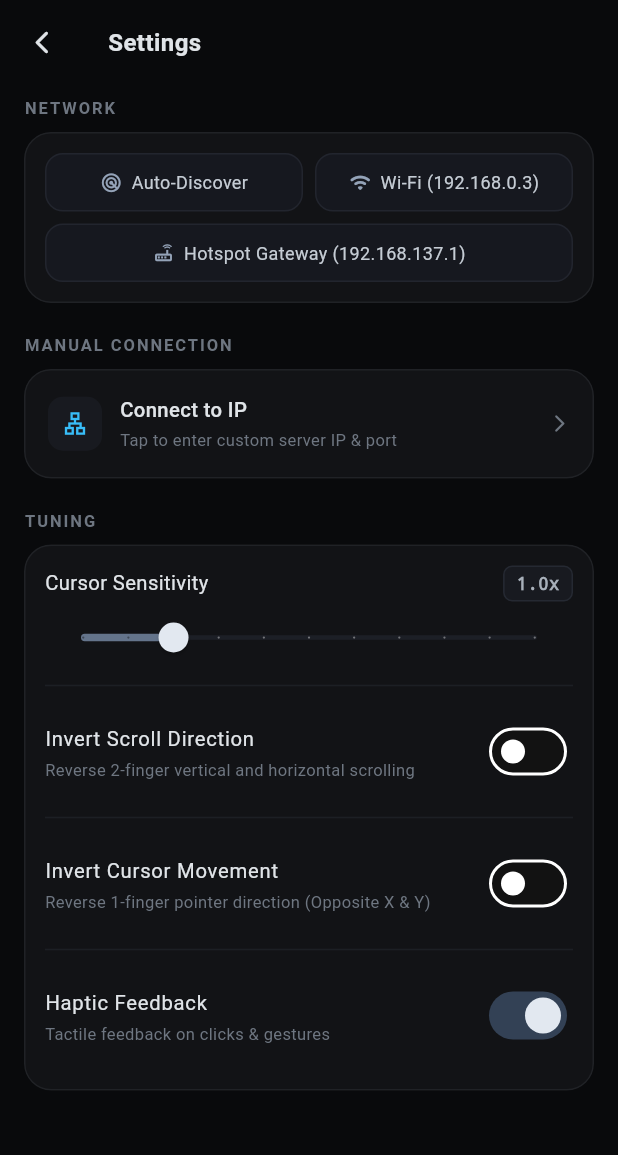
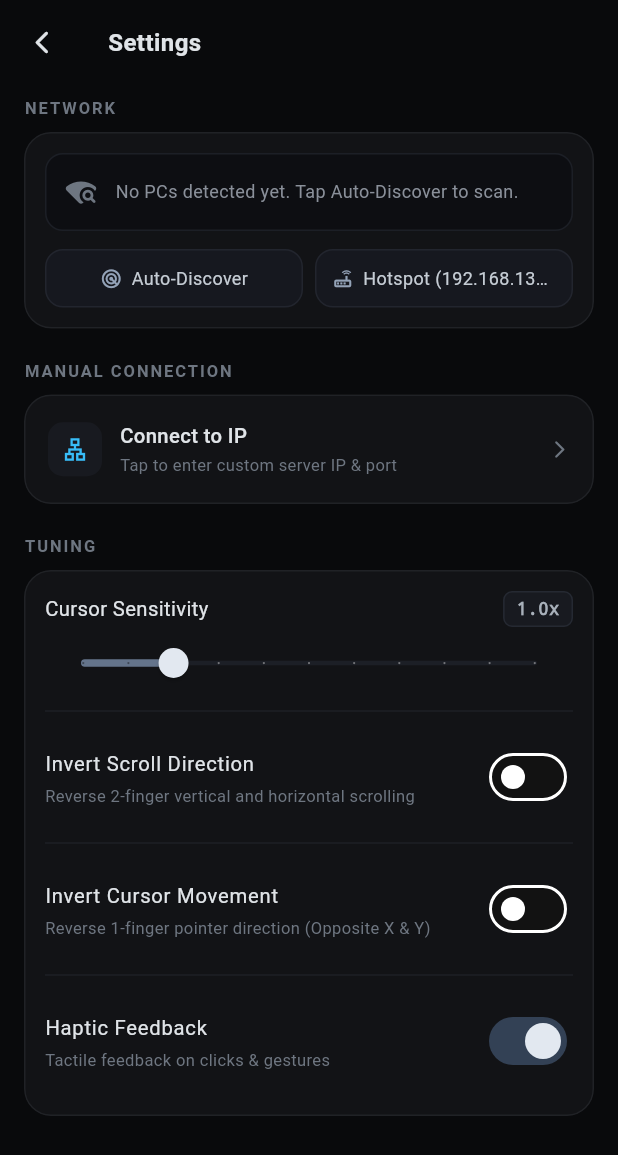
Before and after one commit to abhi963007/Aeropad, a Flutter app: the screen it shows after launch, after a tap on the "settings" icon, on a phone screen of 412 x 824 dp. Shown: the top 1155 px of the screen. Run offline on Flutter 3.47's test engine with Material 3 defaults, Android fonts, the phone set to English and light mode, and no system bars; our stand-ins replace hive_flutter; accounts and stored records are empty.

Commit message:
feat(network): enable dynamic multi-device discovery, broad DHCP scanning, and purge hardcoded test IPs

```diff
--- a/lib/main.dart
+++ b/lib/main.dart
@@ -90,10 +90,13 @@ class NetworkMouseClient {
   Timer? _discoveryTimer;
   final _status = StreamController<NetworkStatus>.broadcast();
   final _pcs = StreamController<List<DiscoveredPc>>.broadcast();
+  final Map<String, DiscoveredPc> _discoveredMap = {};
   DiscoveredPc? _connected;
 
   Stream<NetworkStatus> get statuses => _status.stream;
   Stream<List<DiscoveredPc>> get discoveries => _pcs.stream;
+  List<DiscoveredPc> get discoveredPcs => _discoveredMap.values.toList();
+  DiscoveredPc? get connectedPc => _connected;
 
   Future<void> start() async {
     _socket ??= await RawDatagramSocket.bind(
@@ -121,16 +124,14 @@ class NetworkMouseClient {
     final payload = utf8.encode(jsonEncode({'type': 'AEROPAD_DISCOVERY'}));
     final targets = <String>{
       '255.255.255.255',
-      '192.168.137.1',
+      // Universal gateway defaults:
+      '192.168.137.1',   // Windows Mobile Hotspot default gateway
       '192.168.137.255',
-      '192.168.43.1',
+      '192.168.43.1',    // Android Mobile Hotspot default gateway
       '192.168.43.255',
-      '192.168.0.255',
-      '192.168.0.3',
-      '192.168.1.255',
-      '192.168.29.255',
-      '192.168.31.255',
-      '127.0.0.1',
+      '172.20.10.1',     // iOS Personal Hotspot default gateway
+      '172.20.10.15',
+      '127.0.0.1',       // ADB Port Forward / Local loopback
     };
 
     try {
@@ -145,10 +146,29 @@ class NetworkMouseClient {
           final parts = ip.split('.');
           if (parts.length == 4) {
             final subnet = '${parts[0]}.${parts[1]}.${parts[2]}';
+            final lastOctet = int.tryParse(parts[3]) ?? 0;
+
+            // Broadcast and Router/Gateway
             targets.add('$subnet.255');
             targets.add('$subnet.1');
-            for (var i = 2; i <= 25; i++) {
+
+            // Low IP range (common for static configurations / servers)
+            for (var i = 2; i <= 20; i++) {
               targets.add('$subnet.$i');
+            }
+
+            // High DHCP range (typical for consumer Wi-Fi routers: JioFiber, Airtel, TP-Link, Netgear, D-Link)
+            for (var i = 100; i <= 125; i++) {
+              targets.add('$subnet.$i');
+            }
+
+            // Adjacent IP range around the phone's own assigned IP (±10)
+            if (lastOctet > 1) {
+              final start = (lastOctet - 10).clamp(2, 254);
+              final end = (lastOctet + 10).clamp(2, 254);
+              for (var i = start; i <= end; i++) {
+                targets.add('$subnet.$i');
+              }
             }
           }
         }
@@ -182,8 +202,18 @@ class NetworkMouseClient {
         address: sourceAddress,
         port: (packet['port'] as num?)?.toInt() ?? commandPort,
       );
-      if (_connected?.address != sourceAddress) {
-        _pcs.add([pc]);
+
+      final isNewOrUpdated = !_discoveredMap.containsKey(sourceAddress) ||
+          _discoveredMap[sourceAddress]?.name != pc.name;
+      _discoveredMap[sourceAddress] = pc;
+
+      if (isNewOrUpdated) {
+        _pcs.add(_discoveredMap.values.toList());
+      }
+
+      // Auto-connect to the first discovered PC only if we are currently disconnected.
+      // This prevents connection flapping if multiple PCs run AeroPad on the same network!
+      if (_connected == null) {
         connect(pc);
       }
     } catch (_) {
@@ -201,6 +231,8 @@ class NetworkMouseClient {
 
   Future<void> connectManual(String address, int port) async {
     final pc = DiscoveredPc(name: address, address: address, port: port);
+    _discoveredMap[address] = pc;
+    _pcs.add(_discoveredMap.values.toList());
     await connect(pc);
     send({'type': 'move', 'dx': 0, 'dy': 0});
   }
@@ -755,17 +787,18 @@ class _SettingsPageState extends State<SettingsPage> {
   late final _portController = TextEditingController(
     text: SettingsService.manualPort.toString(),
   );
-  DiscoveredPc? _discovered;
+  List<DiscoveredPc> _discoveredPcs = [];
   StreamSubscription<List<DiscoveredPc>>? _discoverySubscription;
   bool _isScanning = false;
 
   @override
   void initState() {
     super.initState();
+    _discoveredPcs = widget.network.discoveredPcs;
     _discoverySubscription = widget.network.discoveries.listen((pcs) {
-      if (mounted && pcs.isNotEmpty) {
+      if (mounted) {
         setState(() {
-          _discovered = pcs.first;
+          _discoveredPcs = List.from(pcs);
           _isScanning = false;
         });
       }
@@ -868,7 +901,7 @@ class _SettingsPageState extends State<SettingsPage> {
                       color: Color(0xff6e7681),
                       fontSize: 13,
                     ),
-                    hintText: '192.168.0.3',
+                    hintText: 'e.g. 192.168.1.100',
                     hintStyle: const TextStyle(
                       color: Color(0xff4a505b),
                     ),
@@ -1061,13 +1094,13 @@ class _SettingsPageState extends State<SettingsPage> {
             child: Column(
               crossAxisAlignment: CrossAxisAlignment.stretch,
               children: [
-                if (_discovered != null) ...[
-                  Builder(
-                    builder: (context) {
+                if (_discoveredPcs.isNotEmpty) ...[
+                  ..._discoveredPcs.map((pc) {
                     final isCurrentPcConnected = widget.connected &&
-                          (widget.connectedAddress == _discovered!.address ||
-                              widget.connectedAddress == _discovered!.name);
+                        (widget.connectedAddress == pc.address ||
+                            widget.connectedAddress == pc.name);
                     return Container(
+                      margin: const EdgeInsets.only(bottom: 8),
                       padding: const EdgeInsets.all(12),
                       decoration: BoxDecoration(
                         color: const Color(0xff0d0e12),
@@ -1103,7 +1136,7 @@ class _SettingsPageState extends State<SettingsPage> {
                               crossAxisAlignment: CrossAxisAlignment.start,
                               children: [
                                 Text(
-                                    _discovered!.name,
+                                  pc.name,
                                   style: const TextStyle(
                                     color: Color(0xffe0e4e8),
                                     fontSize: 14,
@@ -1114,7 +1147,7 @@ class _SettingsPageState extends State<SettingsPage> {
                                 ),
                                 const SizedBox(height: 2),
                                 Text(
-                                    '${_discovered!.address}:${_discovered!.port}',
+                                  '${pc.address}:${pc.port}',
                                   style: const TextStyle(
                                     color: Color(0xff6e7681),
                                     fontSize: 11,
@@ -1169,8 +1202,7 @@ class _SettingsPageState extends State<SettingsPage> {
                             ),
                           ] else
                             OutlinedButton(
-                                onPressed: () =>
-                                    widget.network.connect(_discovered!),
+                              onPressed: () => widget.network.connect(pc),
                               style: OutlinedButton.styleFrom(
                                 foregroundColor: const Color(0xffe0e4e8),
                                 side: const BorderSide(
@@ -1192,9 +1224,42 @@ class _SettingsPageState extends State<SettingsPage> {
                         ],
                       ),
                     );
-                    },
-                  ),
-                  const SizedBox(height: 12),
+                  }),
+                  const SizedBox(height: 4),
+                ] else ...[
+                  Container(
+                    padding: const EdgeInsets.symmetric(vertical: 14, horizontal: 12),
+                    margin: const EdgeInsets.only(bottom: 12),
+                    decoration: BoxDecoration(
+                      color: const Color(0xff0d0e12),
+                      borderRadius: BorderRadius.circular(12),
+                      border: Border.all(color: const Color(0xff1c1f26)),
+                    ),
+                    child: Row(
+                      children: [
+                        Icon(
+                          _isScanning
+                              ? Icons.radar_rounded
+                              : Icons.wifi_find_rounded,
+                          color: const Color(0xff6e7681),
+                          size: 22,
+                        ),
+                        const SizedBox(width: 12),
+                        Expanded(
+                          child: Text(
+                            _isScanning
+                                ? 'Scanning local network for PCs...'
+                                : 'No PCs detected yet. Tap Auto-Discover to scan.',
+                            style: const TextStyle(
+                              color: Color(0xff8a909a),
+                              fontSize: 12,
+                              height: 1.3,
+                            ),
+                          ),
+                        ),
+                      ],
+                    ),
+                  ),
                 ],
                 Row(
                   children: [
@@ -1210,24 +1275,15 @@ class _SettingsPageState extends State<SettingsPage> {
                     const SizedBox(width: 8),
                     Expanded(
                       child: _ActionButton(
-                        icon: Icons.wifi_rounded,
-                        label: 'Wi-Fi (192.168.0.3)',
-                        onTap: () => widget.network.connectManual(
-                          '192.168.0.3',
-                          8989,
-                        ),
-                      ),
-                    ),
-                  ],
-                ),
-                const SizedBox(height: 8),
-                _ActionButton(
                         icon: Icons.router_outlined,
-                  label: 'Hotspot Gateway (192.168.137.1)',
+                        label: 'Hotspot (192.168.137.1)',
                         onTap: () => widget.network.connectManual(
                           '192.168.137.1',
                           8989,
                         ),
+                      ),
+                    ),
+                  ],
                 ),
               ],
             ),
```
Lines whose indentation alone changed are shown as unchanged.
